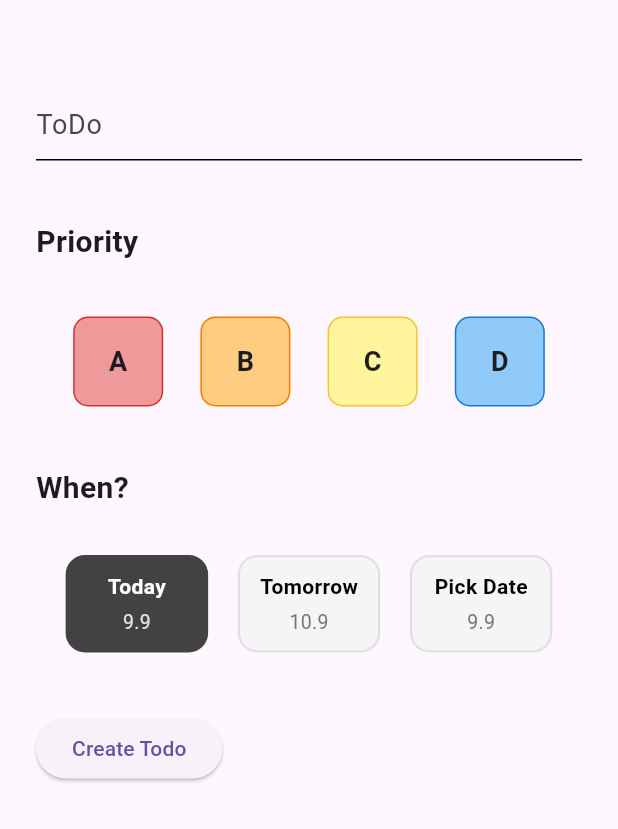
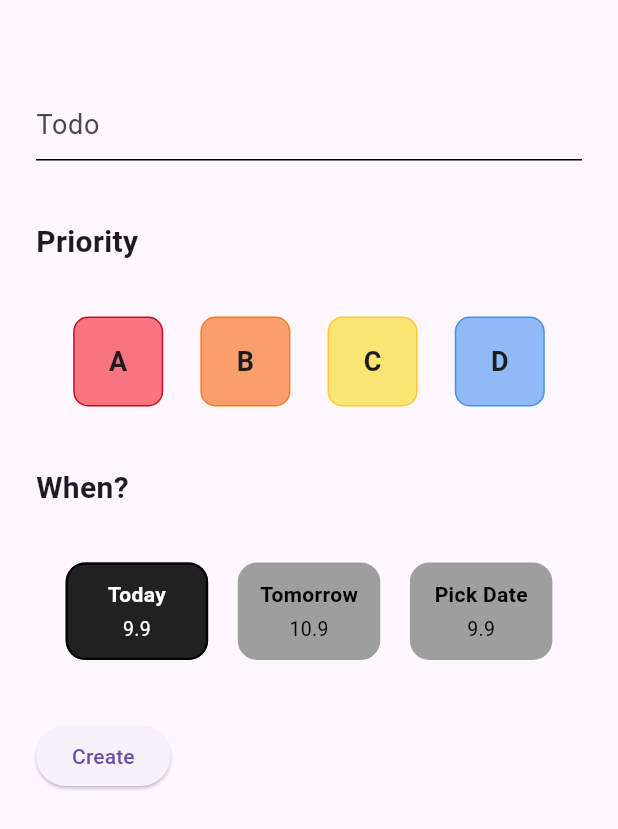
Before and after one commit to FeliciaSchmuderer/BA-ProTask, a Flutter app: the TodoQuestionnaireScreen screen opened directly, after a tap on "Today", on a phone screen of 412 x 824 dp. Shown: the top 829 px of the screen. Run offline on Flutter 3.47's test engine with Material 3 defaults, Android fonts, the phone set to English and light mode, and no system bars; our stand-ins replace shared_preferences, table_calendar; accounts and stored records are empty.

Commit message:
extract questionnaire constants and fix date display

```diff
--- a/protask_app/lib/constants/questionnaire_constants.dart
+++ b/protask_app/lib/constants/questionnaire_constants.dart
@@ -1,3 +1,75 @@
+import 'package:flutter/material.dart';
+
 class QuestionnaireConstants {
+  // titles
+  static const String todoHintText = 'Todo';
+  static const String priorityTitle = 'Priority';
+  static const String whenTitle = 'When?';
+  static const String deadlineTitle = 'Deadline';
+  static const String durationTitle = 'Duration';
+  static const String pufferTitle = 'Puffer';
+  static const String pufferText = 'You´/ve already planned 60% of your day';
+
+  static const String createTodoText = 'Create';
+
   // general
+  static const double screenPadding = 24;
+  static const double titleContentspacing = 35;
+  static const double sectionSpacing = 40;
+
+  static const FontWeight titleFontWeight = FontWeight.w900;
+  static const FontWeight textFontWeight = FontWeight.w600;
+
+  // todo input
+  static const double todoTopSpacing = 32;
+  static const double todoFontSize = 23;
+  static const double todoHintFontSize = 18;
+  static const FontWeight todoFontWeight = FontWeight.normal;
+
+  // section titles
+  static const double sectionTitleFontSize = 20;
+  static const FontWeight sectionTitleFontWeight = FontWeight.w600;
+
+  // priority
+  static const double priorityFontSize = 18;
+
+  static const double priorityButtonWidth = 60;
+  static const double priorityButtonHeight = 60;
+
+  static const double priorityButtonBorderRadius = 10;
+  static const double priorityButtonBorderWidth = 1;
+  static const double prioritySelectedButtonBorderWidth = 3;
+
+  // colors (priority)
+  static const Color priorityAColor = Color.fromARGB(255, 250, 116, 130);
+  static const Color priorityABorderColor = Color.fromARGB(255, 190, 18, 35);
+  static const Color priorityBColor = Color.fromARGB(255, 249, 159, 107);
+  static const Color priorityBBorderColor = Color.fromARGB(255, 235, 124, 50);
+  static const Color priorityCColor = Color.fromARGB(255, 250, 228, 116);
+  static const Color priorityCBorderColor = Color.fromARGB(255, 246, 202, 57);
+  static const Color priorityDColor = Color.fromARGB(255, 144, 186, 246);
+  static const Color priorityDBorderColor = Color.fromARGB(255, 72, 140, 228);
+
+  // scheduled date
+  static const double dateButtonWidth = 95;
+  static const double dateButtonHeight = 65;
+  static const double dateButtonBorderRadius = 13;
+  static const double dateButtonBorderWidth = 1.5;
+
+  static const double dateTitleFontSize = 14;
+  static const double dateFontSize = 13;
+  static const double dateTextSpacing = 4;
+
+  static const String dateTextToday = 'Today';
+  static const String dateTextTomorrow = 'Tomorrow';
+  static const String dateTextPick = 'Pick Date';
+
+  // colors (date button)
+  static const Color dateSelectedColor = Colors.black87;
+  static const Color dateNotSelectedColor = Colors.grey;
+
+  static const Color dateSelectedTextColor = Colors.white;
+  static const Color dateNotSelectedTextColor = Colors.black;
+
+  static const Color dateNotSelectedBorderColor = Colors.grey;
 }
--- a/protask_app/lib/toDoList_startscreen/todo_tile.dart
+++ b/protask_app/lib/toDoList_startscreen/todo_tile.dart
@@ -1,5 +1,6 @@
 import 'package:flutter/material.dart';
 import 'package:protask_app/constants/app_constants.dart';
+import 'package:protask_app/constants/questionnaire_constants.dart';
 import 'package:protask_app/constants/todo_constants.dart';
 import 'package:protask_app/toDoList_startscreen/todo_item.dart';
 
@@ -12,16 +13,16 @@ class TodoTile extends StatelessWidget {
   Color _getPriorityColor() {
     switch (todo.priority) {
       case TodoPriority.a:
-        return Colors.red;
+        return QuestionnaireConstants.priorityABorderColor;
 
       case TodoPriority.b:
-        return Colors.orange;
+        return QuestionnaireConstants.priorityBBorderColor;
 
       case TodoPriority.c:
-        return Colors.yellow;
+        return QuestionnaireConstants.priorityCBorderColor;
 
       case TodoPriority.d:
-        return Colors.blue;
+        return QuestionnaireConstants.priorityDBorderColor;
 
       case null:
         return Colors.transparent;
--- a/protask_app/lib/todo_questionnaire/todo_questionnaire_screen.dart
+++ b/protask_app/lib/todo_questionnaire/todo_questionnaire_screen.dart
@@ -1,12 +1,11 @@
 import 'package:flutter/material.dart';
-import 'package:protask_app/constants/app_constants.dart';
+import 'package:protask_app/constants/questionnaire_constants.dart';
 import 'package:protask_app/helpers/app_date_picker.dart';
 import 'package:protask_app/provider/todo_provider.dart';
 import 'package:protask_app/toDoList_startscreen/todo_item.dart';
 import 'package:protask_app/widgets/todo_date_button.dart';
 import 'package:protask_app/widgets/todo_priority_button.dart';
 import 'package:provider/provider.dart';
-import 'package:table_calendar/table_calendar.dart';
 
 class TodoQuestionnaireScreen extends StatefulWidget {
   const TodoQuestionnaireScreen({super.key});
@@ -21,9 +20,12 @@ class _TodoQuestionnaireScreenState extends State<TodoQuestionnaireScreen> {
 
   TodoPriority? _selectedPriority;
 
-  DateTime _selectedScheduledDate = DateTime.now();
+  DateTime? _selectedScheduledDate;
 
-  bool _isSameDay(DateTime first, DateTime second) {
+  bool _isSameDay(DateTime? first, DateTime second) {
+    if (first == null) {
+      return false;
+    }
     return first.year == second.year &&
         first.month == second.month &&
         first.day == second.day;
@@ -66,23 +68,23 @@ class _TodoQuestionnaireScreenState extends State<TodoQuestionnaireScreen> {
   Widget build(BuildContext context) {
     return Scaffold(
       body: Padding(
-        padding: const EdgeInsets.all(24),
+        padding: const EdgeInsets.all(QuestionnaireConstants.screenPadding),
         child: Column(
           crossAxisAlignment: CrossAxisAlignment.start,
           children: [
             // 1. write down todo
-            const SizedBox(height: 32),
+            const SizedBox(height: QuestionnaireConstants.todoTopSpacing),
             TextField(
               controller: _controller,
               style: const TextStyle(
-                fontSize: 23,
-                fontWeight: FontWeight.normal,
+                fontSize: QuestionnaireConstants.todoFontSize,
+                fontWeight: QuestionnaireConstants.todoFontWeight,
               ),
               decoration: const InputDecoration(
-                hintText: 'ToDo',
+                hintText: QuestionnaireConstants.todoHintText,
                 hintStyle: TextStyle(
-                  fontSize: 18,
-                  fontWeight: FontWeight.normal,
+                  fontSize: QuestionnaireConstants.todoHintFontSize,
+                  fontWeight: QuestionnaireConstants.todoFontWeight,
                 ),
                 enabledBorder: UnderlineInputBorder(),
                 focusedBorder: UnderlineInputBorder(),
@@ -90,19 +92,19 @@ class _TodoQuestionnaireScreenState extends State<TodoQuestionnaireScreen> {
             ),
 
             const SizedBox(
-              height: 40,
+              height: QuestionnaireConstants.sectionSpacing,
             ),
 
             // 2. set priorities
             const Text(
-              'Priority',
+              QuestionnaireConstants.priorityTitle,
               style: TextStyle(
-                fontSize: 20,
-                fontWeight: FontWeight.w600,
+                fontSize: QuestionnaireConstants.sectionTitleFontSize,
+                fontWeight: QuestionnaireConstants.sectionTitleFontWeight,
               ),
             ),
 
-            const SizedBox(height: 35),
+            const SizedBox(height: QuestionnaireConstants.titleContentspacing),
 
             // A B C D
             Row(
@@ -121,20 +123,20 @@ class _TodoQuestionnaireScreenState extends State<TodoQuestionnaireScreen> {
             ),
 
             const SizedBox(
-              height: 40,
+              height: QuestionnaireConstants.sectionSpacing,
             ),
 
             // set scheduled date
             const Text(
-              'When?',
+              QuestionnaireConstants.whenTitle,
               style: TextStyle(
-                fontSize: 20,
-                fontWeight: FontWeight.w600,
+                fontSize: QuestionnaireConstants.sectionTitleFontSize,
+                fontWeight: QuestionnaireConstants.sectionTitleFontWeight,
               ),
             ),
 
             const SizedBox(
-              height: 30,
+              height: QuestionnaireConstants.titleContentspacing,
             ),
 
             // Today - Tomorrow - Pick Date
@@ -142,7 +144,7 @@ class _TodoQuestionnaireScreenState extends State<TodoQuestionnaireScreen> {
               mainAxisAlignment: MainAxisAlignment.spaceEvenly,
               children: [
                 TodoDateButton(
-                  title: 'Today',
+                  title: QuestionnaireConstants.dateTextToday,
                   date: DateTime.now(),
                   isSelected: _isSameDay(
                     _selectedScheduledDate,
@@ -155,7 +157,7 @@ class _TodoQuestionnaireScreenState extends State<TodoQuestionnaireScreen> {
                   },
                 ),
                 TodoDateButton(
-                  title: 'Tomorrow',
+                  title: QuestionnaireConstants.dateTextTomorrow,
                   date: DateTime.now().add(
                     const Duration(days: 1),
                   ),
@@ -174,7 +176,7 @@ class _TodoQuestionnaireScreenState extends State<TodoQuestionnaireScreen> {
                   },
                 ),
                 TodoDateButton(
-                  title: 'Pick Date',
+                  title: QuestionnaireConstants.dateTextPick,
                   date: _selectedScheduledDate,
                   isSelected: !_isSameDay(
                         _selectedScheduledDate,
@@ -191,12 +193,12 @@ class _TodoQuestionnaireScreenState extends State<TodoQuestionnaireScreen> {
               ],
             ),
 
-            const SizedBox(height: 40),
+            const SizedBox(height: QuestionnaireConstants.sectionSpacing),
 
 // create button provisorisch
             ElevatedButton(
               onPressed: createTodo,
-              child: const Text('Create Todo'),
+              child: const Text(QuestionnaireConstants.createTodoText),
             ),
           ],
         ),
--- a/protask_app/lib/widgets/todo_date_button.dart
+++ b/protask_app/lib/widgets/todo_date_button.dart
@@ -1,8 +1,9 @@
 import 'package:flutter/material.dart';
+import 'package:protask_app/constants/questionnaire_constants.dart';
 
 class TodoDateButton extends StatelessWidget {
   final String title;
-  final DateTime date;
+  final DateTime? date;
   final bool isSelected;
   final VoidCallback onPressed;
 
@@ -14,7 +15,10 @@ class TodoDateButton extends StatelessWidget {
     required this.onPressed,
   });
 
-  String _formatDate(DateTime date) {
+  String? _formatDate(DateTime? date) {
+    if (date == null) {
+      return null;
+    }
     return '${date.day}.${date.month}';
   }
 
@@ -23,15 +27,20 @@ class TodoDateButton extends StatelessWidget {
     return GestureDetector(
       onTap: onPressed,
       child: Container(
-        width: 95,
-        height: 65,
+        width: QuestionnaireConstants.dateButtonWidth,
+        height: QuestionnaireConstants.dateButtonHeight,
         decoration: BoxDecoration(
-          color: isSelected ? Colors.grey.shade800 : Colors.grey.shade100,
+          color: isSelected
+              ? QuestionnaireConstants.dateSelectedColor
+              : QuestionnaireConstants.dateNotSelectedColor,
           border: Border.all(
-            color: isSelected ? Colors.grey.shade800 : Colors.grey.shade300,
-            width: 1.5,
+            color: isSelected
+                ? QuestionnaireConstants.dateSelectedColor
+                : QuestionnaireConstants.dateNotSelectedBorderColor,
+            width: QuestionnaireConstants.dateButtonBorderWidth,
           ),
-          borderRadius: BorderRadius.circular(13),
+          borderRadius: BorderRadius.circular(
+              QuestionnaireConstants.dateButtonBorderRadius),
         ),
         child: Column(
           mainAxisAlignment: MainAxisAlignment.center,
@@ -39,21 +48,27 @@ class TodoDateButton extends StatelessWidget {
             Text(
               title,
               style: TextStyle(
-                fontSize: 14,
-                fontWeight: FontWeight.w600,
-                color: isSelected ? Colors.white : Colors.black,
+                fontSize: QuestionnaireConstants.dateTitleFontSize,
+                fontWeight: QuestionnaireConstants.textFontWeight,
+                color: isSelected
+                    ? QuestionnaireConstants.dateSelectedTextColor
+                    : QuestionnaireConstants.dateNotSelectedTextColor,
               ),
             ),
-            const SizedBox(
-              height: 4,
-            ),
-            Text(
-              _formatDate(date),
-              style: TextStyle(
-                fontSize: 13,
-                color: isSelected ? Colors.grey.shade300 : Colors.grey.shade600,
+            if (date != null) ...[
+              const SizedBox(
+                height: QuestionnaireConstants.dateTextSpacing,
               ),
-            ),
+              Text(
+                _formatDate(date)!,
+                style: TextStyle(
+                  fontSize: QuestionnaireConstants.dateFontSize,
+                  color: isSelected
+                      ? QuestionnaireConstants.dateSelectedTextColor
+                      : QuestionnaireConstants.dateNotSelectedTextColor,
+                ),
+              ),
+            ]
           ],
         ),
       ),
--- a/protask_app/lib/widgets/todo_priority_button.dart
+++ b/protask_app/lib/widgets/todo_priority_button.dart
@@ -1,4 +1,5 @@
 import 'package:flutter/material.dart';
+import 'package:protask_app/constants/questionnaire_constants.dart';
 import 'package:protask_app/toDoList_startscreen/todo_item.dart';
 
 class TodoPriorityButton extends StatelessWidget {
@@ -17,26 +18,26 @@ class TodoPriorityButton extends StatelessWidget {
   Color _getPriorityColor() {
     switch (priority) {
       case TodoPriority.a:
-        return Colors.red.shade200;
+        return QuestionnaireConstants.priorityAColor;
       case TodoPriority.b:
-        return Colors.orange.shade200;
+        return QuestionnaireConstants.priorityBColor;
       case TodoPriority.c:
-        return Colors.yellow.shade200;
+        return QuestionnaireConstants.priorityCColor;
       case TodoPriority.d:
-        return Colors.blue.shade200;
+        return QuestionnaireConstants.priorityDColor;
     }
   }
 
   Color _getPriorityBorderColor() {
     switch (priority) {
       case TodoPriority.a:
-        return Colors.red.shade700;
+        return QuestionnaireConstants.priorityABorderColor;
       case TodoPriority.b:
-        return Colors.orange.shade700;
+        return QuestionnaireConstants.priorityBBorderColor;
       case TodoPriority.c:
-        return Colors.yellow.shade700;
+        return QuestionnaireConstants.priorityCBorderColor;
       case TodoPriority.d:
-        return Colors.blue.shade700;
+        return QuestionnaireConstants.priorityDBorderColor;
     }
   }
 
@@ -45,22 +46,25 @@ class TodoPriorityButton extends StatelessWidget {
     return GestureDetector(
       onTap: onPressed,
       child: Container(
-        height: 60,
-        width: 60,
+        height: QuestionnaireConstants.priorityButtonHeight,
+        width: QuestionnaireConstants.priorityButtonWidth,
         decoration: BoxDecoration(
           color: _getPriorityColor(),
           border: Border.all(
             color: _getPriorityBorderColor(),
-            width: isSelected ? 3 : 1,
+            width: isSelected
+                ? QuestionnaireConstants.prioritySelectedButtonBorderWidth
+                : QuestionnaireConstants.priorityButtonBorderWidth,
           ),
-          borderRadius: BorderRadius.circular(10),
+          borderRadius: BorderRadius.circular(
+              QuestionnaireConstants.priorityButtonBorderRadius),
         ),
         child: Center(
           child: Text(
             priority.name.toUpperCase(),
             style: const TextStyle(
-              fontSize: 18,
-              fontWeight: FontWeight.w600,
+              fontSize: QuestionnaireConstants.priorityFontSize,
+              fontWeight: QuestionnaireConstants.textFontWeight,
             ),
           ),
         ),
```
Also changed, not shown: protask_app/lib/helpers/app_date_picker.dart (line endings or trailing spaces).
